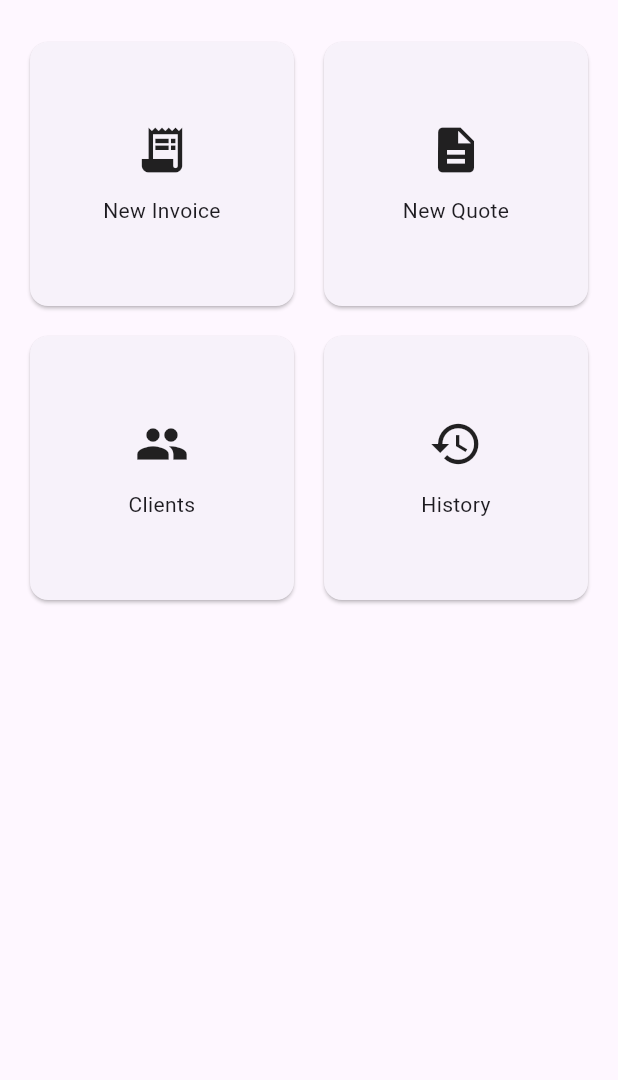
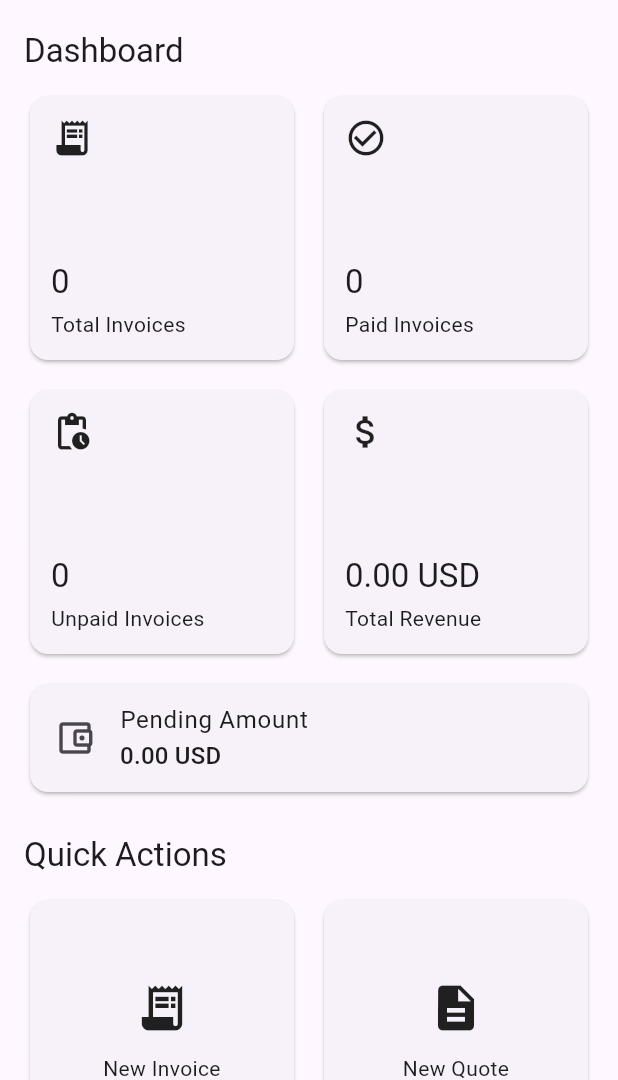
Before and after one commit to Mayyad78/invoiceflow, a Flutter app: the screen it shows after launch, on a phone screen of 412 x 824 dp, the part 156-1236 px from its top. Run offline on Flutter 3.47's test engine with Material 3 defaults, Android fonts, the phone set to English and light mode, and no system bars; our stand-ins replace flutter_riverpod, hive, hive_flutter, pdf, printing, share_plus; accounts and stored records are empty.

Commit message:
Step 7C - dashboard summary cards

```diff
--- a/lib/features/dashboard/dashboard_screen.dart
+++ b/lib/features/dashboard/dashboard_screen.dart
@@ -2,6 +2,8 @@ import 'package:flutter/material.dart';
 import 'package:flutter_riverpod/flutter_riverpod.dart';
 
 import '../../l10n/app_localizations.dart';
+import '../../providers/app_settings_provider.dart';
+import '../../providers/invoices_provider.dart';
 import '../clients/clients_screen.dart';
 import '../invoices/invoices_screen.dart';
 import '../settings/settings_screen.dart';
@@ -12,6 +14,19 @@ class DashboardScreen extends ConsumerWidget {
   @override
   Widget build(BuildContext context, WidgetRef ref) {
     final t = AppLocalizations.of(context)!;
+    final invoices = ref.watch(invoicesProvider);
+    final appSettings = ref.watch(appSettingsProvider);
+    final currency = appSettings.currency;
+
+    final totalInvoices = invoices.length;
+    final paidInvoices = invoices.where((invoice) => invoice.status == 'paid').toList();
+    final unpaidInvoices =
+        invoices.where((invoice) => invoice.status == 'unpaid').toList();
+
+    final totalRevenue =
+        paidInvoices.fold<double>(0, (sum, invoice) => sum + invoice.total);
+    final pendingAmount =
+        unpaidInvoices.fold<double>(0, (sum, invoice) => sum + invoice.total);
 
     return Scaffold(
       appBar: AppBar(
@@ -29,21 +44,66 @@ class DashboardScreen extends ConsumerWidget {
           ),
         ],
       ),
-      body: Padding(
+      body: ListView(
         padding: const EdgeInsets.all(16),
-        child: Column(
-          crossAxisAlignment: CrossAxisAlignment.start,
         children: [
           Text(
             t.welcome,
             style: Theme.of(context).textTheme.headlineSmall,
           ),
-            const SizedBox(height: 24),
-            Expanded(
-              child: GridView.count(
+          const SizedBox(height: 20),
+          Text(
+            t.dashboard,
+            style: Theme.of(context).textTheme.titleLarge,
+          ),
+          const SizedBox(height: 12),
+          GridView.count(
             crossAxisCount: 2,
             crossAxisSpacing: 12,
             mainAxisSpacing: 12,
+            shrinkWrap: true,
+            physics: const NeverScrollableScrollPhysics(),
+            children: [
+              _SummaryCard(
+                title: t.totalInvoices,
+                value: totalInvoices.toString(),
+                icon: Icons.receipt_long,
+              ),
+              _SummaryCard(
+                title: t.paidInvoices,
+                value: paidInvoices.length.toString(),
+                icon: Icons.check_circle_outline,
+              ),
+              _SummaryCard(
+                title: t.unpaidInvoices,
+                value: unpaidInvoices.length.toString(),
+                icon: Icons.pending_actions,
+              ),
+              _SummaryCard(
+                title: t.totalRevenue,
+                value: '${totalRevenue.toStringAsFixed(2)} $currency',
+                icon: Icons.attach_money,
+              ),
+            ],
+          ),
+          const SizedBox(height: 12),
+          _WideSummaryCard(
+            title: t.pendingAmount,
+            value: '${pendingAmount.toStringAsFixed(2)} $currency',
+            icon: Icons.account_balance_wallet_outlined,
+          ),
+          const SizedBox(height: 24),
+          Text(
+            t.quickActions,
+            style: Theme.of(context).textTheme.titleLarge,
+          ),
+          const SizedBox(height: 12),
+          GridView.count(
+            crossAxisCount: 2,
+            crossAxisSpacing: 12,
+            mainAxisSpacing: 12,
+            shrinkWrap: true,
+            physics: const NeverScrollableScrollPhysics(),
             children: [
               _DashboardCard(
                 icon: Icons.receipt_long,
@@ -91,8 +151,66 @@ class DashboardScreen extends ConsumerWidget {
               ),
             ],
           ),
+        ],
       ),
+    );
+  }
+}
+
+class _SummaryCard extends StatelessWidget {
+  const _SummaryCard({
+    required this.title,
+    required this.value,
+    required this.icon,
+  });
+
+  final String title;
+  final String value;
+  final IconData icon;
+
+  @override
+  Widget build(BuildContext context) {
+    return Card(
+      child: Padding(
+        padding: const EdgeInsets.all(14),
+        child: Column(
+          crossAxisAlignment: CrossAxisAlignment.start,
+          children: [
+            Icon(icon, size: 28),
+            const Spacer(),
+            Text(
+              value,
+              style: Theme.of(context).textTheme.titleLarge,
+            ),
+            const SizedBox(height: 4),
+            Text(title),
           ],
+        ),
+      ),
+    );
+  }
+}
+
+class _WideSummaryCard extends StatelessWidget {
+  const _WideSummaryCard({
+    required this.title,
+    required this.value,
+    required this.icon,
+  });
+
+  final String title;
+  final String value;
+  final IconData icon;
+
+  @override
+  Widget build(BuildContext context) {
+    return Card(
+      child: ListTile(
+        leading: Icon(icon, size: 28),
+        title: Text(title),
+        subtitle: Text(
+          value,
+          style: Theme.of(context).textTheme.titleMedium,
         ),
       ),
     );
--- a/lib/l10n/app_ar.arb
+++ b/lib/l10n/app_ar.arb
@@ -70,5 +70,11 @@
   "currencySaved": "تم تحديث العملة بنجاح",
   "searchClients": "ابحث عن العملاء",
   "searchInvoices": "ابحث عن الفواتير",
-  "noResultsFound": "لا توجد نتائج"
+  "noResultsFound": "لا توجد نتائج",
+  "totalInvoices": "إجمالي الفواتير",
+  "paidInvoices": "الفواتير المدفوعة",
+  "unpaidInvoices": "الفواتير غير المدفوعة",
+  "totalRevenue": "إجمالي الإيرادات",
+  "pendingAmount": "المبلغ المعلّق",
+  "quickActions": "الإجراءات السريعة"
 }
--- a/lib/l10n/app_en.arb
+++ b/lib/l10n/app_en.arb
@@ -70,5 +70,11 @@
   "currencySaved": "Currency updated successfully",
   "searchClients": "Search clients",
   "searchInvoices": "Search invoices",
-  "noResultsFound": "No results found"
+  "noResultsFound": "No results found",
+  "totalInvoices": "Total Invoices",
+  "paidInvoices": "Paid Invoices",
+  "unpaidInvoices": "Unpaid Invoices",
+  "totalRevenue": "Total Revenue",
+  "pendingAmount": "Pending Amount",
+  "quickActions": "Quick Actions"
 }
--- a/lib/l10n/app_fr.arb
+++ b/lib/l10n/app_fr.arb
@@ -70,5 +70,11 @@
   "currencySaved": "Devise mise à jour avec succès",
   "searchClients": "Rechercher des clients",
   "searchInvoices": "Rechercher des factures",
-  "noResultsFound": "Aucun résultat trouvé"
+  "noResultsFound": "Aucun résultat trouvé",
+  "totalInvoices": "Total des factures",
+  "paidInvoices": "Factures payées",
+  "unpaidInvoices": "Factures impayées",
+  "totalRevenue": "Revenu total",
+  "pendingAmount": "Montant en attente",
+  "quickActions": "Actions rapides"
 }
--- a/lib/l10n/app_localizations.dart
+++ b/lib/l10n/app_localizations.dart
@@ -525,6 +525,42 @@ abstract class AppLocalizations {
   /// In en, this message translates to:
   /// **'No results found'**
   String get noResultsFound;
+
+  /// No description provided for @totalInvoices.
+  ///
+  /// In en, this message translates to:
+  /// **'Total Invoices'**
+  String get totalInvoices;
+
+  /// No description provided for @paidInvoices.
+  ///
+  /// In en, this message translates to:
+  /// **'Paid Invoices'**
+  String get paidInvoices;
+
+  /// No description provided for @unpaidInvoices.
+  ///
+  /// In en, this message translates to:
+  /// **'Unpaid Invoices'**
+  String get unpaidInvoices;
+
+  /// No description provided for @totalRevenue.
+  ///
+  /// In en, this message translates to:
+  /// **'Total Revenue'**
+  String get totalRevenue;
+
+  /// No description provided for @pendingAmount.
+  ///
+  /// In en, this message translates to:
+  /// **'Pending Amount'**
+  String get pendingAmount;
+
+  /// No description provided for @quickActions.
+  ///
+  /// In en, this message translates to:
+  /// **'Quick Actions'**
+  String get quickActions;
 }
 
 class _AppLocalizationsDelegate
--- a/lib/l10n/app_localizations_ar.dart
+++ b/lib/l10n/app_localizations_ar.dart
@@ -220,4 +220,22 @@ class AppLocalizationsAr extends AppLocalizations {
 
   @override
   String get noResultsFound => 'لا توجد نتائج';
+
+  @override
+  String get totalInvoices => 'إجمالي الفواتير';
+
+  @override
+  String get paidInvoices => 'الفواتير المدفوعة';
+
+  @override
+  String get unpaidInvoices => 'الفواتير غير المدفوعة';
+
+  @override
+  String get totalRevenue => 'إجمالي الإيرادات';
+
+  @override
+  String get pendingAmount => 'المبلغ المعلّق';
+
+  @override
+  String get quickActions => 'الإجراءات السريعة';
 }
--- a/lib/l10n/app_localizations_en.dart
+++ b/lib/l10n/app_localizations_en.dart
@@ -220,4 +220,22 @@ class AppLocalizationsEn extends AppLocalizations {
 
   @override
   String get noResultsFound => 'No results found';
+
+  @override
+  String get totalInvoices => 'Total Invoices';
+
+  @override
+  String get paidInvoices => 'Paid Invoices';
+
+  @override
+  String get unpaidInvoices => 'Unpaid Invoices';
+
+  @override
+  String get totalRevenue => 'Total Revenue';
+
+  @override
+  String get pendingAmount => 'Pending Amount';
+
+  @override
+  String get quickActions => 'Quick Actions';
 }
--- a/lib/l10n/app_localizations_fr.dart
+++ b/lib/l10n/app_localizations_fr.dart
@@ -221,4 +221,22 @@ class AppLocalizationsFr extends AppLocalizations {
 
   @override
   String get noResultsFound => 'Aucun résultat trouvé';
+
+  @override
+  String get totalInvoices => 'Total des factures';
+
+  @override
+  String get paidInvoices => 'Factures payées';
+
+  @override
+  String get unpaidInvoices => 'Factures impayées';
+
+  @override
+  String get totalRevenue => 'Revenu total';
+
+  @override
+  String get pendingAmount => 'Montant en attente';
+
+  @override
+  String get quickActions => 'Actions rapides';
 }
```
Lines whose indentation alone changed are shown as unchanged.
